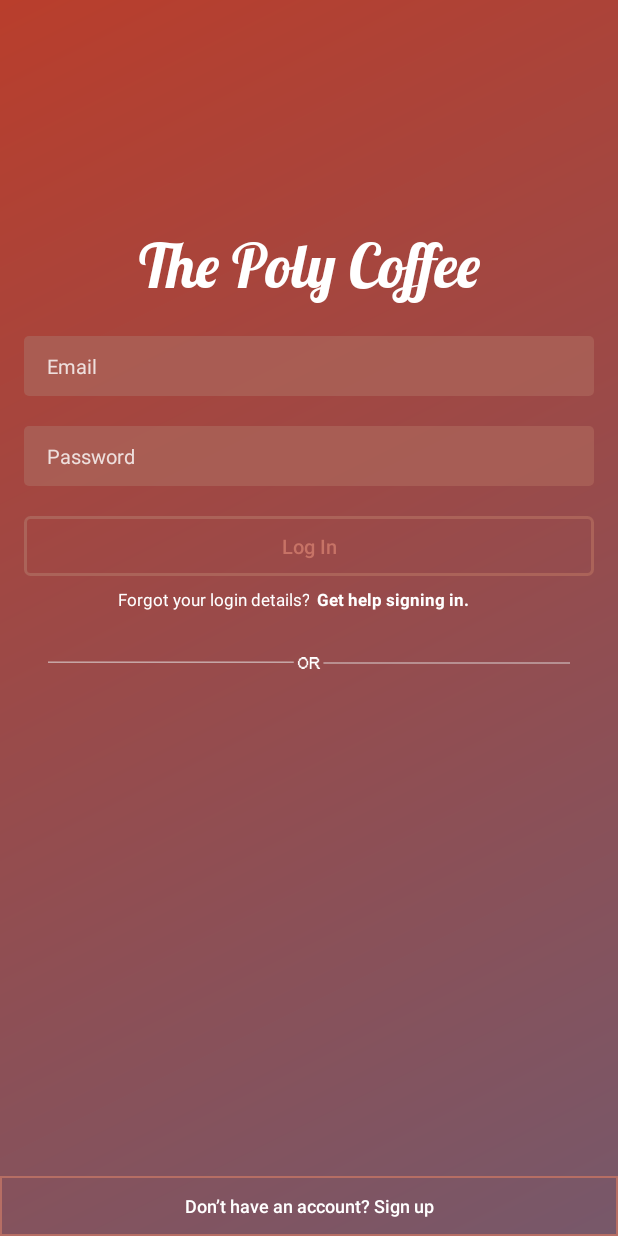
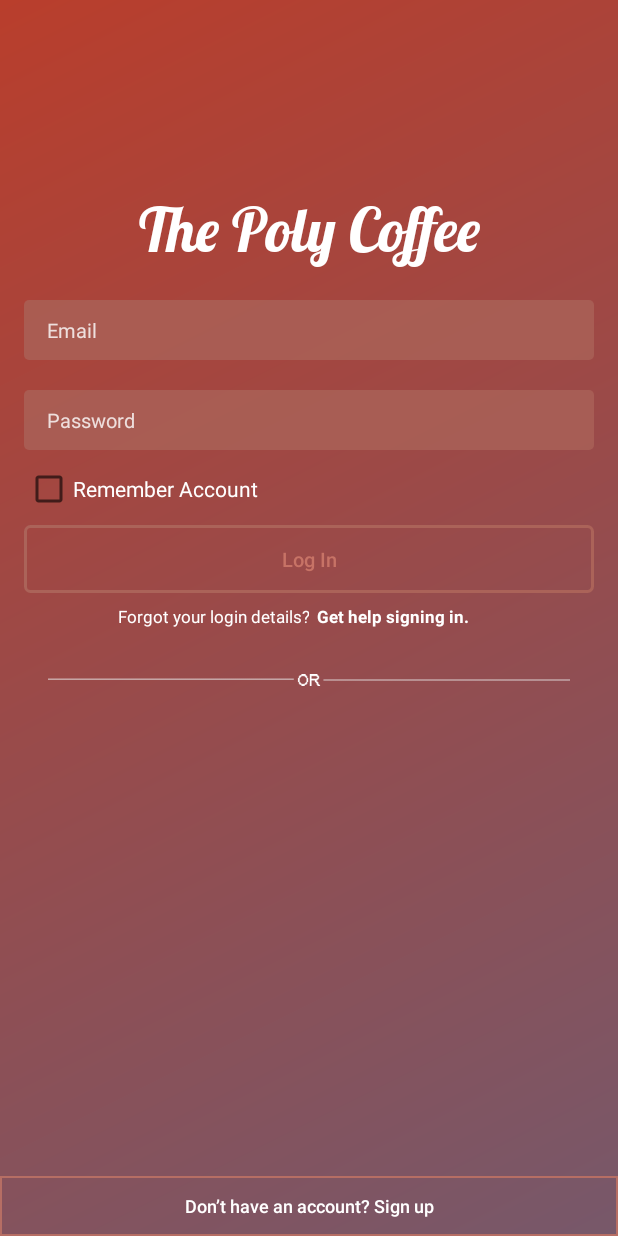
Before and after one commit to anhto611/ThePolyCoffee, an Android app: the screen it shows after launch (LoginScreen), after a tap on "Log In", on a phone screen of 412 x 824 dp. Run offline under Robolectric (Android 15) with nearby library versions, the phone set to English and light mode, and no system bars; our stand-ins replace Firebase (no records; nobody signed in at launch, a user with empty details on screens opened directly); libraries missing offline, so code that uses them is left out: cc.cloudist.acplibrary, com.facebook, com.facebook.appevents, com.facebook.login; plain views replace LoginButton; 7 statements that could not run were skipped.

Commit message:
Update: SharedPreferences Remember Account

```diff
--- a/app/src/main/java/com/project/pro112/hydrateam/thepolycoffee/userscreen/LoginScreen.java
+++ b/app/src/main/java/com/project/pro112/hydrateam/thepolycoffee/userscreen/LoginScreen.java
@@ -1,6 +1,7 @@
 package com.project.pro112.hydrateam.thepolycoffee.userscreen;
 
 import android.content.Intent;
+import android.content.SharedPreferences;
 import android.graphics.Color;
 import android.graphics.Typeface;
 import android.os.Bundle;
@@ -11,6 +12,7 @@ import android.util.Log;
 import android.view.View;
 import android.view.WindowManager;
 import android.widget.Button;
+import android.widget.CheckBox;
 import android.widget.EditText;
 import android.widget.TextView;
 import android.widget.Toast;
@@ -50,6 +52,8 @@ public class LoginScreen extends AppCompatActivity {
     TextView txtforgetPassword;
     Button btnLogin, btnSignUp, btnLoginFacebook;
     ACProgressPie progressPie;
+    CheckBox checkBoxRemember;
+    SharedPreferences sharedPreferences;
 
     String TAG = "MainActivity";
     //Đối tượng Nhận Thông Tin Facebook Của Người Dùng:
@@ -60,7 +64,6 @@ public class LoginScreen extends AppCompatActivity {
     private AccessToken accessToken;
     private LoginButton loginButton;
     private FirebaseAuth mAuth;
-    private FirebaseAuth.AuthStateListener mAuthStateListener;
 
     @Override
     protected void onCreate(Bundle savedInstanceState) {
@@ -69,6 +72,7 @@ public class LoginScreen extends AppCompatActivity {
         AppEventsLogger.activateApp(this);
         this.getWindow().setFlags(WindowManager.LayoutParams.FLAG_FULLSCREEN, WindowManager.LayoutParams.FLAG_FULLSCREEN);
         setContentView(R.layout.screen_login);
+
 
         //Khởi tạo Firebase:
         mAuth = FirebaseAuth.getInstance();
@@ -116,8 +120,8 @@ public class LoginScreen extends AppCompatActivity {
 
     //Login bang Email and Password
     private void loginWithEmailAndPassword() {
-        String email = edtEmailLogin.getText().toString().trim();
-        String password = edtPasswordLogin.getText().toString().trim();
+        final String email = edtEmailLogin.getText().toString().trim();
+        final String password = edtPasswordLogin.getText().toString().trim();
 
         if (TextUtils.isEmpty(email) || TextUtils.isEmpty(password)) {
             Toast.makeText(this, "Email and password can not be empty", Toast.LENGTH_LONG).show();
@@ -136,16 +140,26 @@ public class LoginScreen extends AppCompatActivity {
                         @Override
                         public void onComplete(@NonNull Task<AuthResult> task) {
                             if (task.isSuccessful()) {
+                                // Sign in success, update UI with the signed-in user's information
+
+                                //Neu nguoi dung da nhap dung account + voi check vao checkbok:
+                                if (checkBoxRemember.isChecked()) {
+                                    SharedPreferences.Editor editor = sharedPreferences.edit();
+                                    editor.putString("email", email);
+                                    editor.putString("password", password);
+                                    editor.putBoolean("checked", true);
+                                    editor.apply();
+                                } else {
+                                    SharedPreferences.Editor editor = sharedPreferences.edit();
+                                    editor.remove("email");
+                                    editor.remove("password");
+                                    editor.remove("checked");
+                                    editor.apply();
+                                }
+                                finish();
                                 progressPie.dismiss();
-                                // Sign in success, update UI with the signed-in user's information
-                                finish();
                                 startActivity(new Intent(LoginScreen.this, MainHome.class));
                                 Toast.makeText(LoginScreen.this, "Login Successfully", Toast.LENGTH_SHORT).show();
-
-
-                                //Reset Pass:
-                                edtPasswordLogin.setText("");
-                                edtPasswordLogin.requestFocus();
                             } else {
                                 progressPie.dismiss();
                                 // If sign in fails, display a message to the user.
@@ -214,7 +228,6 @@ public class LoginScreen extends AppCompatActivity {
                 object_infomation_facebook.setGender(gender);
                 object_infomation_facebook.setBirthday(birthday);
 
-
                 //Truyền Object Sang cho Home Screen:
                 Intent moveToHome = new Intent(LoginScreen.this, MainHome.class);
                 moveToHome.putExtra("Info", object_infomation_facebook);
@@ -265,14 +278,13 @@ public class LoginScreen extends AppCompatActivity {
         //Khi Login Lan Tiep Theo Se LogOut Face:
         LoginManager.getInstance().logOut();
 
-        //Nhan Du Lieu Tu SignUpScreen:
-        Intent getEmailAndPassword = getIntent();
-        String emailFromSignUp = getEmailAndPassword.getStringExtra("email");
-        String passwordFromSignUp = getEmailAndPassword.getStringExtra("password");
-
-        //Gan Du Lieu Moi Nhan Duoc Vao 2 truong Email and Pass:
-        edtEmailLogin.setText(emailFromSignUp);
-        edtPasswordLogin.setText(passwordFromSignUp);
+        if (!checkBoxRemember.isChecked()) {
+            //Nhan Email and Password tu SignUpScreen:
+            String email = getIntent().getStringExtra("email");
+            String password = getIntent().getStringExtra("password");
+            edtEmailLogin.setText(email);
+            edtPasswordLogin.setText(password);
+        }
     }
 
     @Override
@@ -283,11 +295,21 @@ public class LoginScreen extends AppCompatActivity {
     private void initView() {
         //Khởi tạo đối tượng:
         txtforgetPassword = (TextView) findViewById(R.id.forgetPassword);
+
+        //FindViewByID:
+        checkBoxRemember = (CheckBox) findViewById(R.id.checkBox);
         loginButton = (LoginButton) findViewById(R.id.btnLoginFacebook);
         btnSignUp = (Button) findViewById(R.id.btnSignUpInLogin);
         btnLogin = (Button) findViewById(R.id.btnLogin);
         edtEmailLogin = (EditText) findViewById(R.id.edtEmailLogin);
         edtPasswordLogin = (EditText) findViewById(R.id.edtPasswordLogin);
         txtLogoApp = (TextView) findViewById(R.id.logoApp);
+
+        //Khởi tạo Preferences Và Nhớ Account:
+        sharedPreferences = getSharedPreferences("dataLogin", MODE_PRIVATE);
+        edtEmailLogin.setText(sharedPreferences.getString("email", ""));
+        edtPasswordLogin.setText(sharedPreferences.getString("password", ""));
+        checkBoxRemember.setChecked(sharedPreferences.getBoolean("checked", false));
+
     }
 }
--- a/app/src/main/res/layout/screen_login.xml
+++ b/app/src/main/res/layout/screen_login.xml
@@ -14,12 +14,13 @@
         android:layout_height="wrap_content"
         android:layout_marginEnd="8dp"
         android:layout_marginStart="8dp"
-        android:layout_marginTop="152dp"
+        android:layout_marginTop="128dp"
         android:text="The Poly Coffee"
         android:textAlignment="center"
         android:textColor="#FFF"
         android:textSize="40sp"
         app:layout_constraintEnd_toEndOf="parent"
+        app:layout_constraintHorizontal_bias="0.0"
         app:layout_constraintStart_toStartOf="parent"
         app:layout_constraintTop_toTopOf="parent" />
 
@@ -43,6 +44,20 @@
         app:layout_constraintStart_toStartOf="parent"
         app:layout_constraintTop_toBottomOf="@+id/logoApp" />
 
+    <CheckBox
+        android:id="@+id/checkBox"
+        android:layout_width="wrap_content"
+        android:layout_height="wrap_content"
+        android:layout_marginEnd="8dp"
+        android:layout_marginStart="8dp"
+        android:layout_marginTop="10dp"
+        android:text="Remember Account"
+        android:textColor="#FFF"
+        app:layout_constraintEnd_toEndOf="parent"
+        app:layout_constraintHorizontal_bias="0.037"
+        app:layout_constraintStart_toStartOf="parent"
+        app:layout_constraintTop_toBottomOf="@+id/edtPasswordLogin" />
+
     <EditText
         android:id="@+id/edtPasswordLogin"
         android:layout_width="match_parent"
@@ -65,21 +80,21 @@
     <Button
         android:id="@+id/btnLogin"
         android:layout_width="match_parent"
-        android:layout_height="40dp"
+        android:layout_height="45dp"
         android:layout_alignParentStart="true"
         android:layout_below="@+id/edtPasswordLogin"
         android:layout_marginEnd="16dp"
         android:layout_marginStart="16dp"
-        android:layout_marginTop="20dp"
+        android:layout_marginTop="8dp"
         android:background="@drawable/custom_button_login"
         android:text="Log In"
         android:textAllCaps="false"
         android:textColor="#c77366"
         android:textSize="13sp"
         app:layout_constraintEnd_toEndOf="parent"
-        app:layout_constraintHorizontal_bias="0.735"
+        app:layout_constraintHorizontal_bias="0.0"
         app:layout_constraintStart_toStartOf="parent"
-        app:layout_constraintTop_toBottomOf="@+id/edtPasswordLogin" />
+        app:layout_constraintTop_toBottomOf="@+id/checkBox" />
 
     <LinearLayout
         android:id="@+id/linearLayout"
```
Also changed, not shown: app/src/main/java/com/project/pro112/hydrateam/thepolycoffee/userscreen/SignUpScreen.java (+3 -7 lines).
